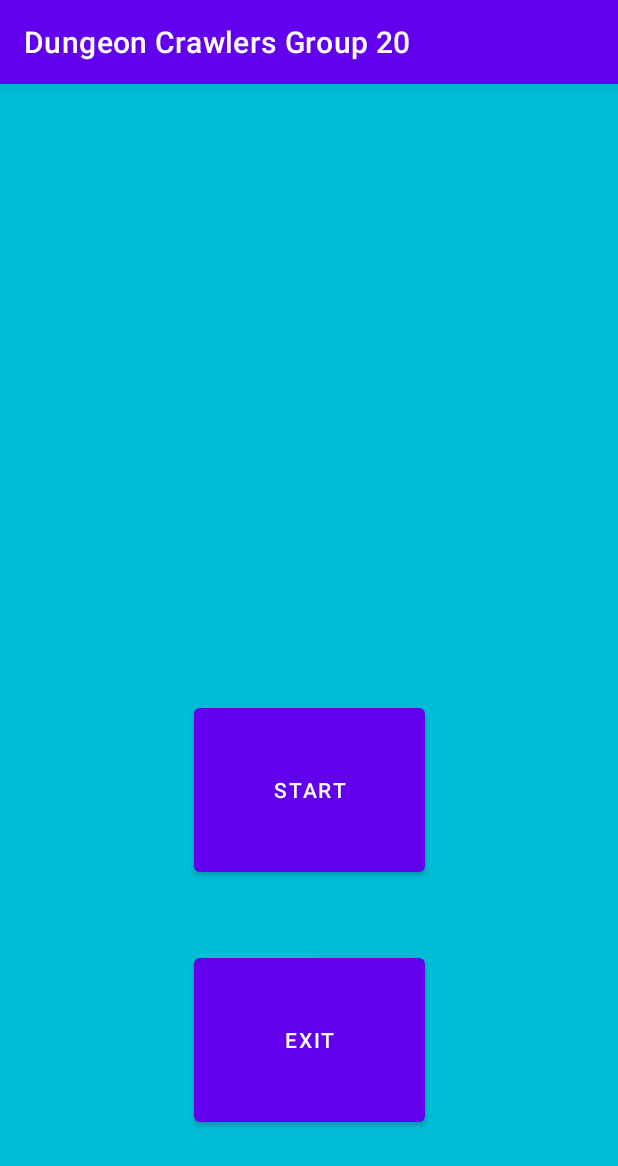
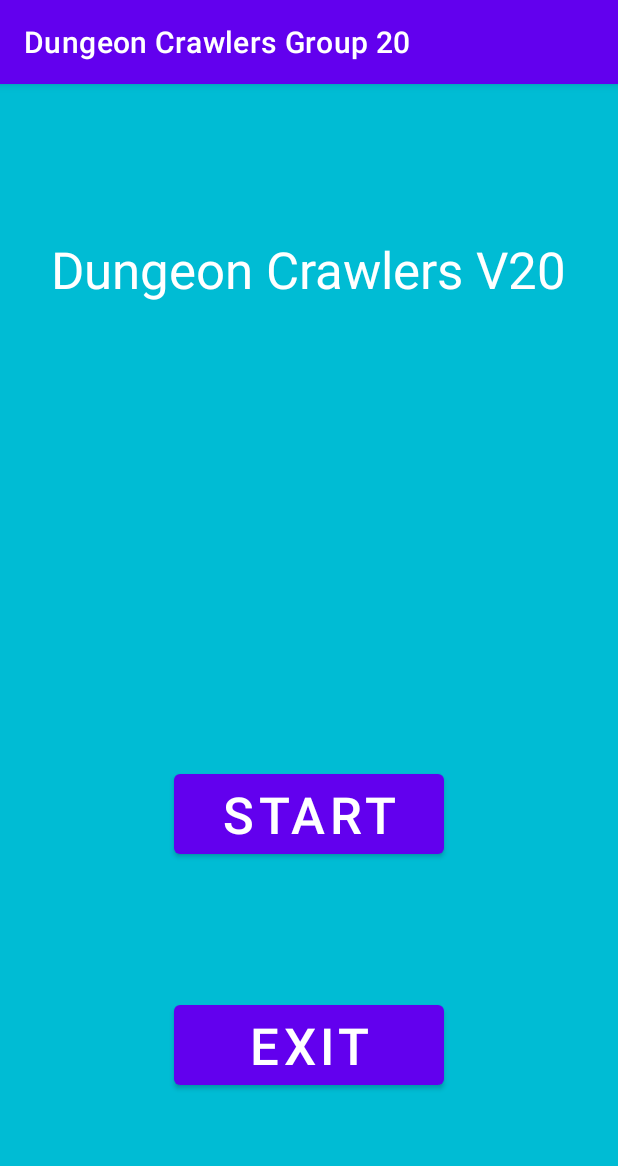
Before and after one commit to zaidm37/CS2340A_Team20, an Android app: the screen it shows after launch (MainActivity), on a phone screen of 412 x 824 dp. Shown: the top 1166 px of the screen. Run offline under Robolectric (Android 15) with nearby library versions, the phone set to English and light mode, and no system bars.

Commit message:
added dc v20 title to welcome

```diff
--- a/app/src/main/res/layout/activity_main.xml
+++ b/app/src/main/res/layout/activity_main.xml
@@ -9,25 +9,41 @@
 
     <Button
         android:id="@+id/buttonExit"
-        android:layout_width="154dp"
-        android:layout_height="0dp"
+        android:layout_width="180dp"
+        android:layout_height="wrap_content"
         android:layout_marginBottom="70dp"
         android:text="Exit"
+        android:textSize="34sp"
         app:layout_constraintBottom_toBottomOf="parent"
         app:layout_constraintEnd_toEndOf="parent"
         app:layout_constraintStart_toStartOf="parent"
-        app:layout_constraintTop_toBottomOf="@+id/buttonStart" />
+        app:layout_constraintTop_toBottomOf="@+id/textView" />
 
     <Button
         android:id="@+id/buttonStart"
-        android:layout_width="154dp"
-        android:layout_height="0dp"
+        android:layout_width="180dp"
+        android:layout_height="wrap_content"
         android:layout_marginTop="410dp"
         android:layout_marginBottom="45dp"
         android:text="Start"
+        android:textSize="34sp"
         app:layout_constraintBottom_toTopOf="@+id/buttonExit"
         app:layout_constraintEnd_toEndOf="parent"
         app:layout_constraintStart_toStartOf="parent"
         app:layout_constraintTop_toTopOf="parent" />
 
+    <TextView
+        android:id="@+id/textView"
+        android:layout_width="wrap_content"
+        android:layout_height="wrap_content"
+        android:layout_marginStart="34dp"
+        android:layout_marginTop="76dp"
+        android:layout_marginBottom="437dp"
+        android:text="Dungeon Crawlers V20"
+        android:textColor="#FFFFFF"
+        android:textSize="34sp"
+        app:layout_constraintBottom_toTopOf="@+id/buttonExit"
+        app:layout_constraintStart_toStartOf="parent"
+        app:layout_constraintTop_toTopOf="parent" />
+
 </androidx.constraintlayout.widget.ConstraintLayout>
```
Also changed, not shown: app/src/main/res/layout/config_screen.xml (+0 -25 lines).
